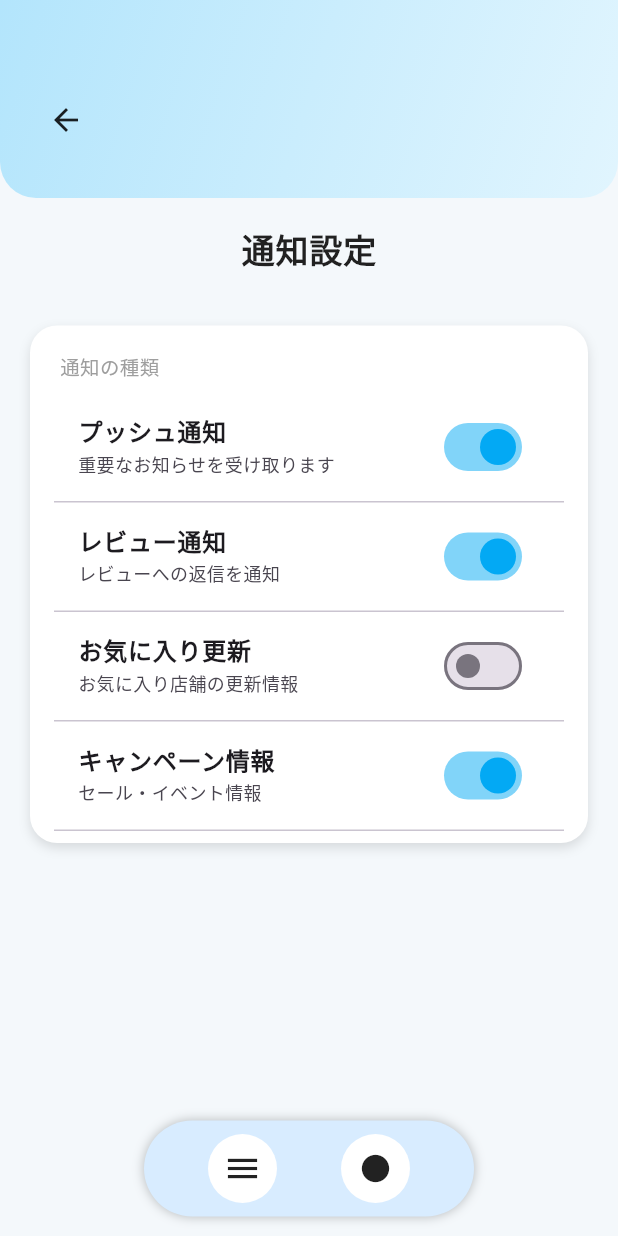
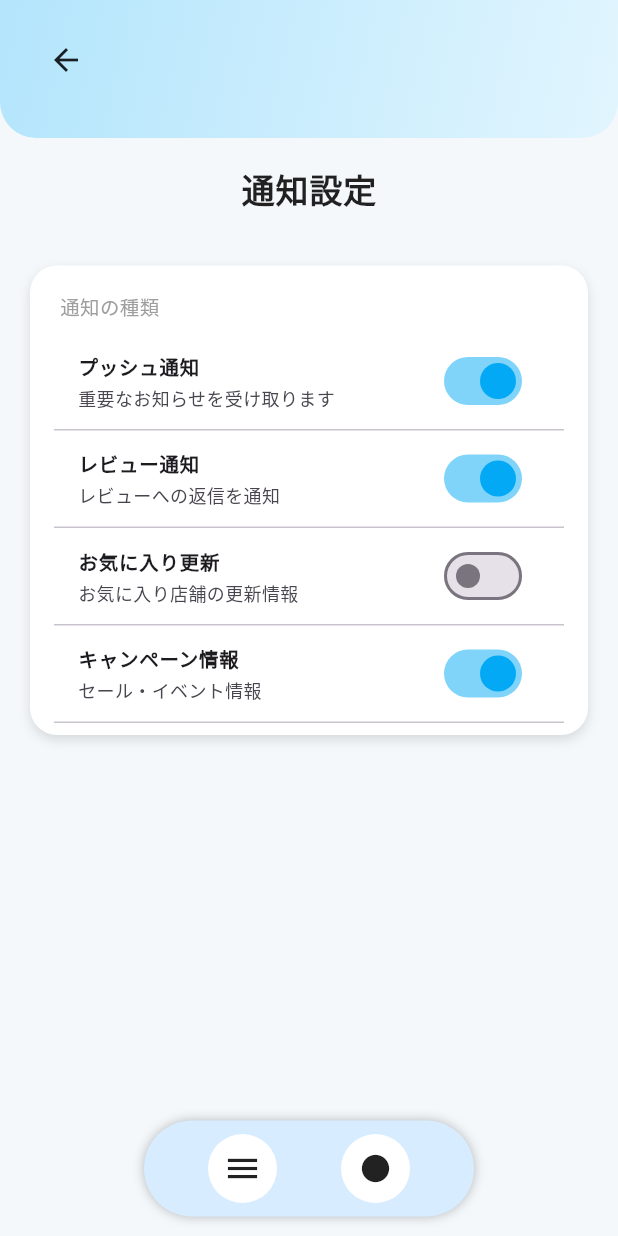
Before and after one commit to shomaozasa/TestMapApp, a Flutter app: the NotificationSettingsPage screen opened directly, on a phone screen of 412 x 824 dp. Run offline on Flutter 3.47's test engine with Material 3 defaults, Android fonts, the phone set to English and light mode, and no system bars; our stand-ins replace firebase_core, flutter_rating_bar, geolocator, google_maps_flutter, image_picker; accounts and stored records are empty.

Commit message:
微調整

```diff
--- a/lib/core/features/user_flow/change_email_page.dart
+++ b/lib/core/features/user_flow/change_email_page.dart
@@ -36,7 +36,7 @@ class _ChangeEmailPageState extends State<ChangeEmailPage> {
 
     setState(() => _isLoading = true);
 
-    // 📩 本来はここでメール変更APIを呼ぶ
+    // 本来はここでメール変更APIを呼ぶ
     await Future.delayed(const Duration(seconds: 1));
 
     setState(() => _isLoading = false);
--- a/lib/core/features/user_flow/change_password_page.dart
+++ b/lib/core/features/user_flow/change_password_page.dart
@@ -39,7 +39,7 @@ class _ChangePasswordPageState extends State<ChangePasswordPage> {
 
     setState(() => _isLoading = true);
 
-    // 🔐 本来はここで認証APIを呼ぶ
+    // 本来はここで認証APIを呼ぶ
     await Future.delayed(const Duration(seconds: 1));
 
     setState(() => _isLoading = false);
--- a/lib/core/features/user_flow/delete_account_page.dart
+++ b/lib/core/features/user_flow/delete_account_page.dart
@@ -44,10 +44,10 @@ class _DeleteAccountPageState extends State<DeleteAccountPage> {
   }
 
   Future<void> _deleteAccount() async {
-    Navigator.pop(context); // ダイアログ閉じる
+    Navigator.pop(context);
     setState(() => _isLoading = true);
 
-    // 🚨 本来はここでAPI / Firebase Auth を呼ぶ
+    // 本来はここでAPI / Firebase Auth を呼ぶ
     await Future.delayed(const Duration(seconds: 2));
 
     if (!mounted) return;
@@ -58,7 +58,7 @@ class _DeleteAccountPageState extends State<DeleteAccountPage> {
       const SnackBar(content: Text("アカウントを削除しました")),
     );
 
-    // 🔁 本来はログイン画面へ
+    // 本来はログイン画面へ
     Navigator.of(context)
       ..pop()
       ..pop();
--- a/lib/core/features/user_flow/notification_settings_page.dart
+++ b/lib/core/features/user_flow/notification_settings_page.dart
@@ -11,6 +11,8 @@ class NotificationSettingsPage extends StatefulWidget {
 
 class _NotificationSettingsPageState
     extends State<NotificationSettingsPage> {
+
+  // ※ 将来的にAPIと連携する想定のローカル状態
   bool pushNotification = true;
   bool reviewNotification = true;
   bool favoriteNotification = false;
@@ -21,12 +23,13 @@ class _NotificationSettingsPageState
     return Scaffold(
       backgroundColor: const Color(0xFFF4F8FB),
 
-      body: Column(
+      body: SafeArea(
+        child: Column(
           children: [
             // ===== 上部グラデーションヘッダー =====
             Container(
               width: double.infinity,
-            padding: const EdgeInsets.fromLTRB(20, 56, 20, 20),
+              padding: const EdgeInsets.fromLTRB(20, 16, 20, 20),
               decoration: const BoxDecoration(
                 gradient: LinearGradient(
                   colors: [
@@ -43,9 +46,9 @@ class _NotificationSettingsPageState
               child: Column(
                 crossAxisAlignment: CrossAxisAlignment.start,
                 children: [
-
                   // ===== ← 戻るボタン =====
                   IconButton(
+                    tooltip: '戻る',
                     icon: const Icon(Icons.arrow_back),
                     color: Colors.black87,
                     onPressed: () {
@@ -55,7 +58,7 @@ class _NotificationSettingsPageState
 
                   const SizedBox(height: 8),
 
-                // （今は空だけど、将来使えるコンテナ）
+                  // 将来：検索やフィルタを置く想定のプレースホルダー
                   Container(
                     padding: const EdgeInsets.symmetric(horizontal: 14),
                     decoration: BoxDecoration(
@@ -157,6 +160,7 @@ class _NotificationSettingsPageState
             ),
           ],
         ),
+      ),
 
       bottomNavigationBar: CustomBottomBar(
         onMapTap: () => Navigator.pop(context),
@@ -174,6 +178,7 @@ class _NotificationSettingsPageState
     return Column(
       children: [
         SwitchListTile(
+          dense: true,
           value: value,
           onChanged: onChanged,
           title: Text(
```
Lines whose indentation alone changed are shown as unchanged.
